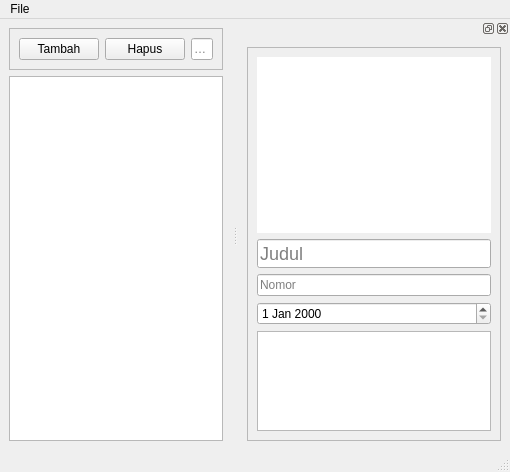
Old version of the form mainView.ui in the repository willnode/Arsipin.
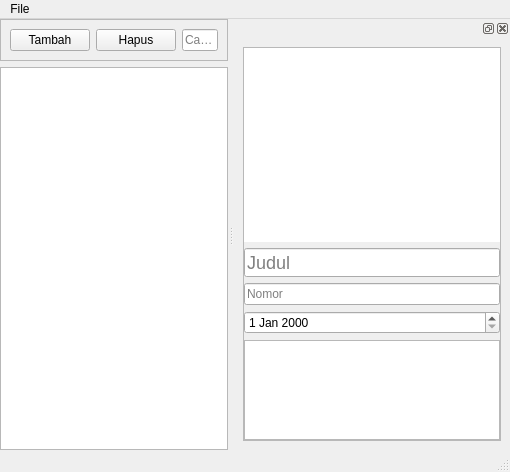
New version of the form.

What changed in the file:
```diff
--- a/mainView.ui
+++ b/mainView.ui
@@ -15,6 +15,18 @@
   </property>
   <widget class="QWidget" name="centralwidget">
    <layout class="QVBoxLayout" name="verticalLayout">
+    <property name="leftMargin">
+     <number>0</number>
+    </property>
+    <property name="topMargin">
+     <number>0</number>
+    </property>
+    <property name="rightMargin">
+     <number>0</number>
+    </property>
+    <property name="bottomMargin">
+     <number>0</number>
+    </property>
     <item>
      <widget class="QFrame" name="frame">
       <property name="frameShape">
@@ -114,6 +126,18 @@
         <enum>QFrame::Raised</enum>
        </property>
        <layout class="QVBoxLayout" name="verticalLayout_3">
+        <property name="leftMargin">
+         <number>0</number>
+        </property>
+        <property name="topMargin">
+         <number>0</number>
+        </property>
+        <property name="rightMargin">
+         <number>0</number>
+        </property>
+        <property name="bottomMargin">
+         <number>0</number>
+        </property>
         <item>
          <widget class="QLabel" name="boxPreview">
           <property name="sizePolicy">
@@ -128,6 +152,9 @@
           <property name="text">
            <string/>
           </property>
+          <property name="alignment">
+           <set>Qt::AlignCenter</set>
+          </property>
          </widget>
         </item>
         <item>
```
